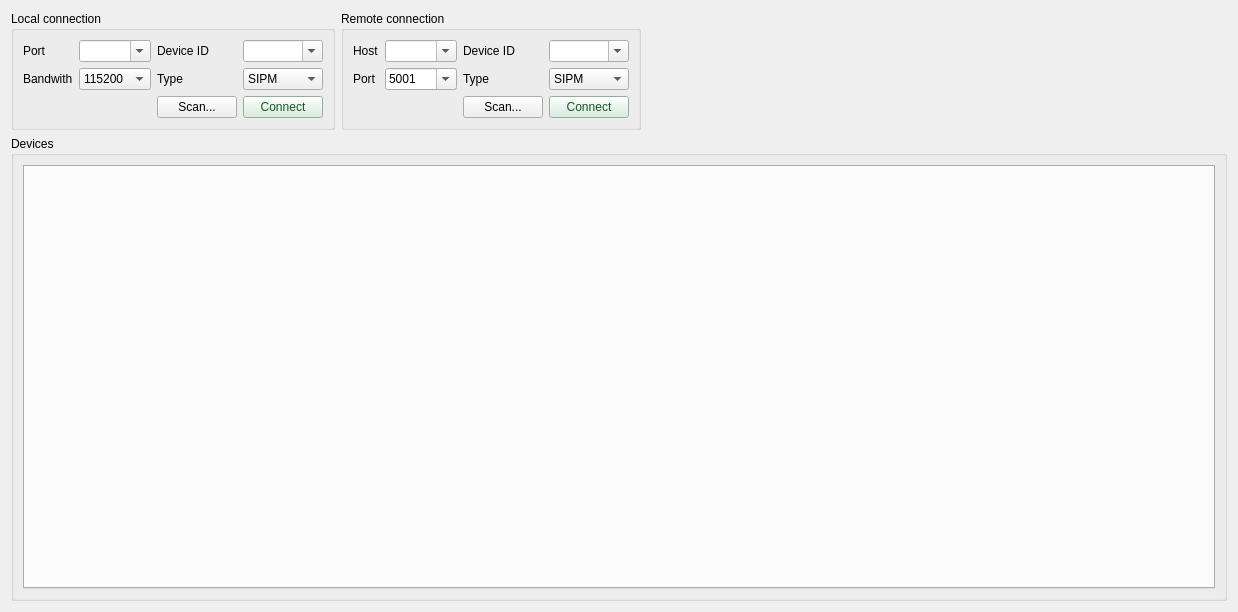
This is src/nlab_modbus/gui/view/main_window.ui in nucliflare/nlab-modbus as Qt 5 draws it before an edit. The edited form follows.
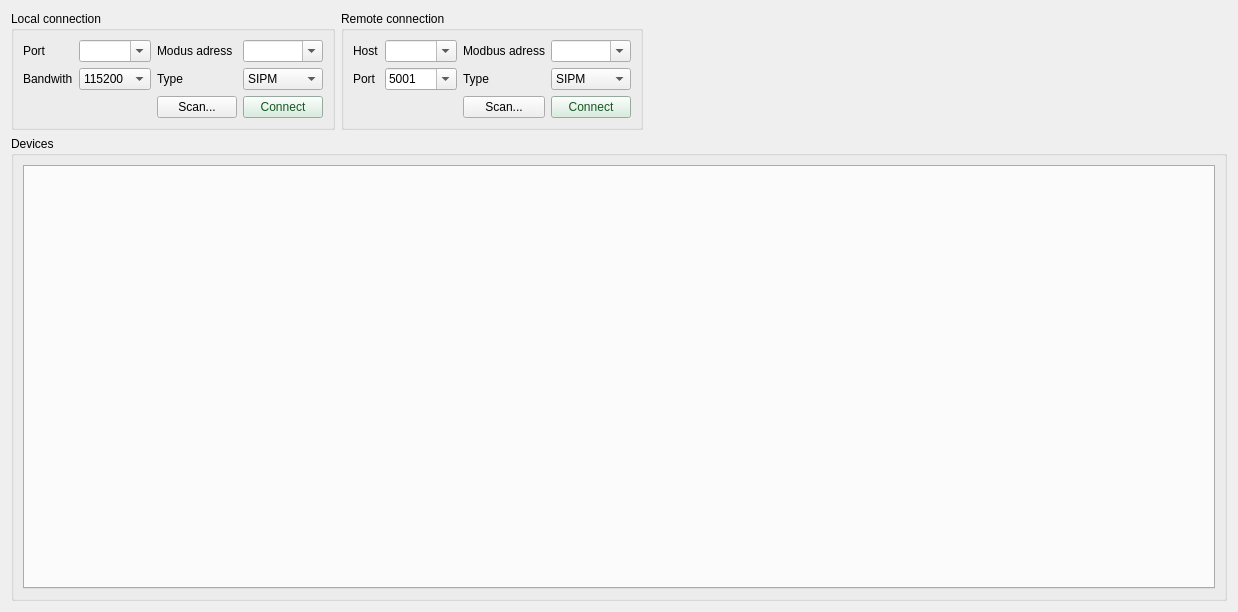
This is the edited form.

Commit message: widget names,  reduced timeouts and retries, added splashcreen, updated readme

Diff of the .ui file:
```diff
--- a/src/nlab_modbus/gui/view/main_window.ui
+++ b/src/nlab_modbus/gui/view/main_window.ui
@@ -45,7 +45,7 @@
         <item row="0" column="2">
          <widget class="QLabel" name="label_5">
           <property name="text">
-           <string>Device ID</string>
+           <string>Modus adress</string>
           </property>
          </widget>
         </item>
@@ -167,7 +167,7 @@
         <item row="0" column="2">
          <widget class="QLabel" name="label_8">
           <property name="text">
-           <string>Device ID</string>
+           <string>Modbus adress</string>
           </property>
          </widget>
         </item>
```
Left out of the diff: 12 changed lines with no effect on the pictures. The commit also changes 6 other files.
